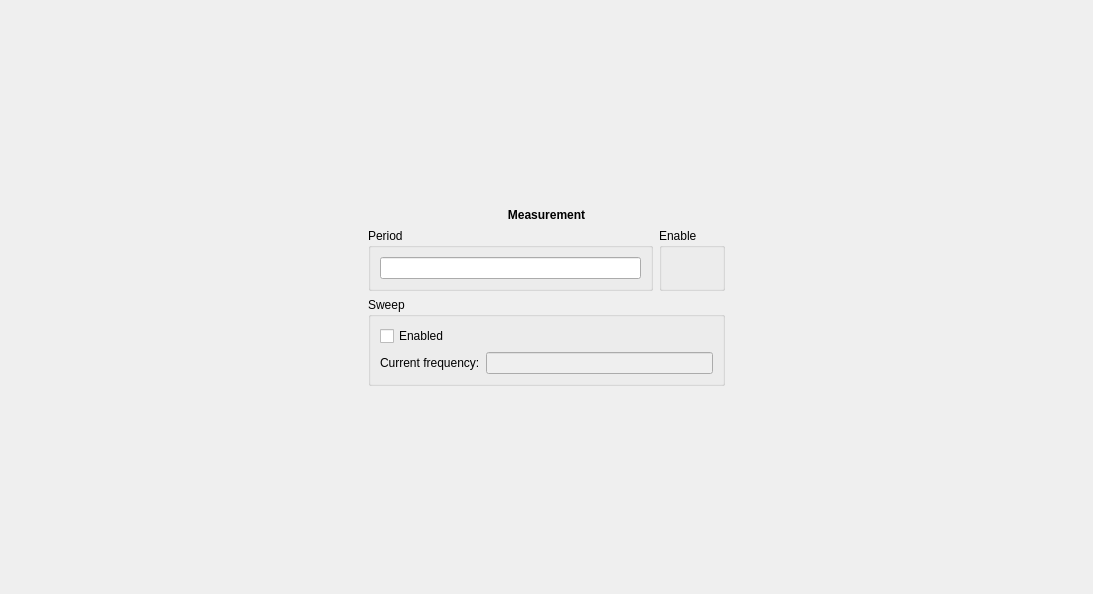
Qt form Software/PC_Application/LibreVNA-GUI/FieldMeasurement/fieldmeasurementwidget.ui (karasulh/LibreVNA_withNewMode) before a commit.
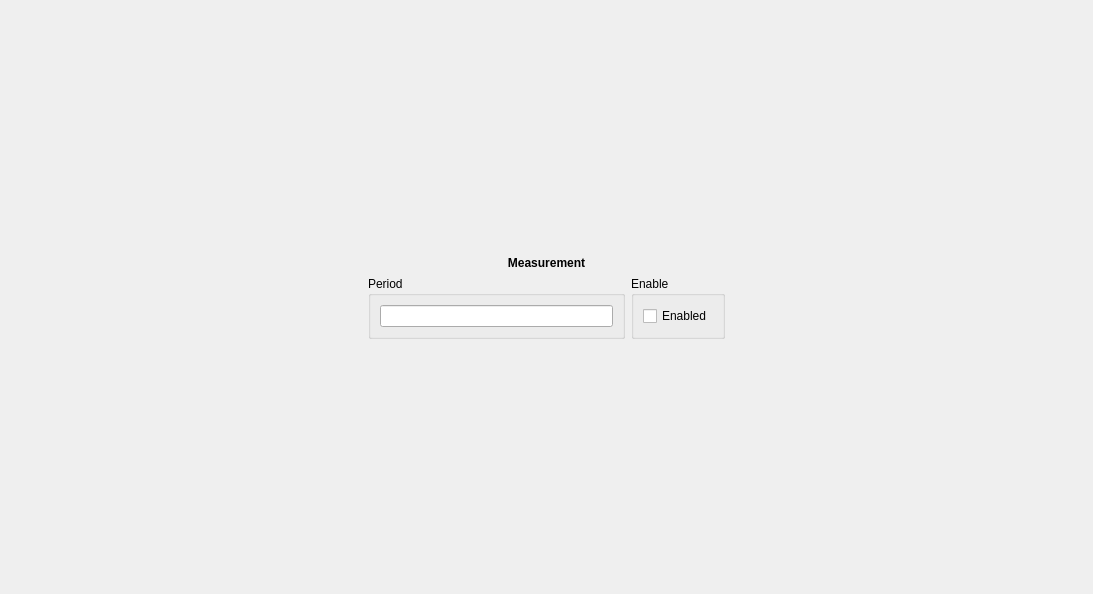
The same form after that commit. Custom widgets are drawn as their Qt base class.

Patch:
```diff
--- a/Software/PC_Application/LibreVNA-GUI/FieldMeasurement/fieldmeasurementwidget.ui
+++ b/Software/PC_Application/LibreVNA-GUI/FieldMeasurement/fieldmeasurementwidget.ui
@@ -88,50 +88,18 @@
          <property name="title">
           <string>Enable</string>
          </property>
-         <layout class="QVBoxLayout" name="verticalLayout_3"/>
-        </widget>
-       </item>
-      </layout>
-     </item>
+         <layout class="QVBoxLayout" name="verticalLayout_3">
      <item>
-      <widget class="QGroupBox" name="groupBox_4">
-       <property name="title">
-        <string>Sweep</string>
-       </property>
-       <layout class="QVBoxLayout" name="verticalLayout_5">
-        <item>
-         <widget class="QCheckBox" name="EnabledSweep">
+           <widget class="QCheckBox" name="EnabledMeas">
           <property name="text">
            <string>Enabled</string>
           </property>
          </widget>
         </item>
-        <item>
-         <layout class="QFormLayout" name="formLayout">
-          <item row="0" column="0">
-           <widget class="QLabel" name="label_5">
-            <property name="text">
-             <string>Current frequency:</string>
-            </property>
-           </widget>
-          </item>
-          <item row="0" column="1">
-           <widget class="SIUnitEdit" name="current">
-            <property name="enabled">
-             <bool>false</bool>
-            </property>
-            <property name="text">
-             <string/>
-            </property>
-            <property name="readOnly">
-             <bool>true</bool>
-            </property>
-           </widget>
-          </item>
-         </layout>
-        </item>
-       </layout>
-      </widget>
+         </layout>
+        </widget>
+       </item>
+      </layout>
      </item>
      <item>
       <spacer name="verticalSpacer_2">
```
Left out of the diff: 2 changed lines with no effect on the pictures. Lines whose indentation alone changed are shown as unchanged.
